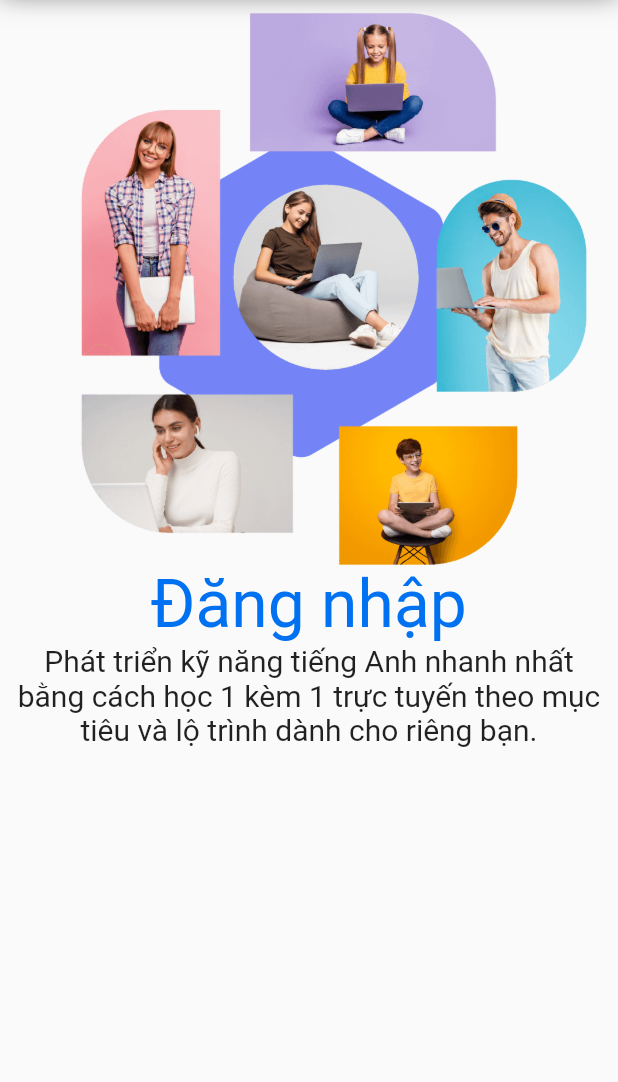
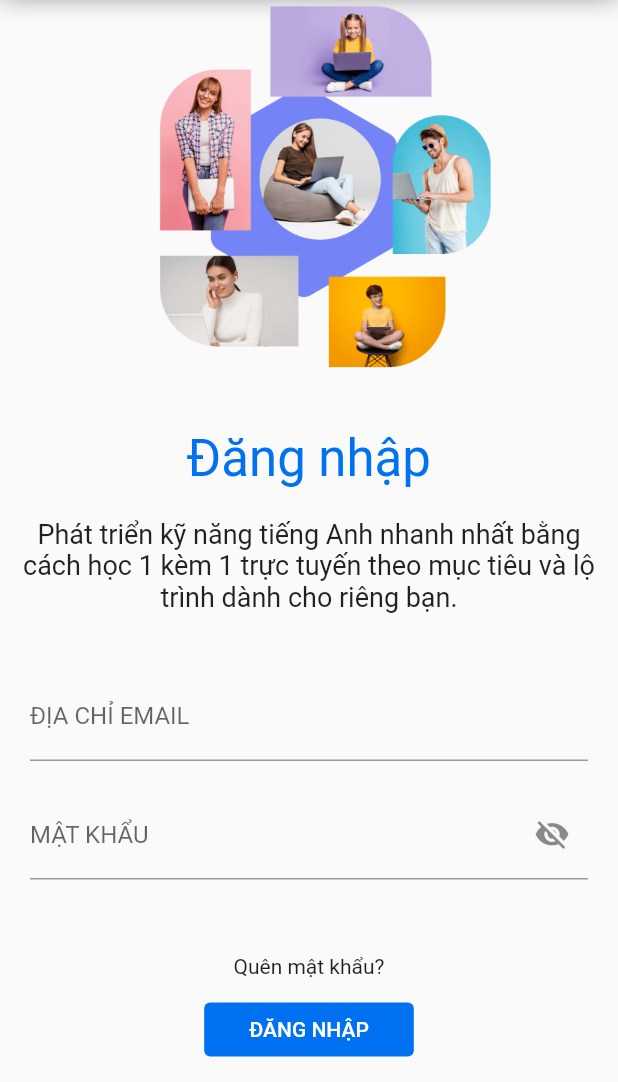
Before and after one commit to duongtanton/advanced-mobile-20_3, a Flutter app: the screen it shows after launch, on a phone screen of 412 x 824 dp, the part 154-1236 px from its top. Run offline on Flutter 3.47's test engine with Material 2 defaults, Android fonts, the phone set to English and light mode, and no system bars; our stand-ins replace flutter_svg.

```diff
--- a/lib/src/pages/signin_page.dart
+++ b/lib/src/pages/signin_page.dart
@@ -11,6 +11,20 @@ class SignInPage extends StatefulWidget {
 }
 
 class _SignInPageState extends State<SignInPage> {
+  bool _obscured = false;
+
+  final textFieldFocusNode = FocusNode();
+
+  void _toggleObscured() {
+    setState(() {
+      _obscured = !_obscured;
+      if (textFieldFocusNode.hasPrimaryFocus) {
+        return;
+      }
+      textFieldFocusNode.canRequestFocus = false;
+    });
+  }
+
   @override
   Widget build(BuildContext context) {
     return Scaffold(
@@ -22,23 +36,101 @@ class _SignInPageState extends State<SignInPage> {
             child: Column(
               children: [
                 const Image(
-                    image: AssetImage("assets/images/sign-in-banner.png")),
+                    image: AssetImage("assets/images/sign-in-banner.png"),
+                    height: 250),
                 Container(
                   padding: const EdgeInsets.only(left: 10, right: 10),
                   child: const Column(
                     children: [
+                      Padding(padding: EdgeInsets.only(top: 40)),
                       Text("Đăng nhập",
                           style: TextStyle(
-                              fontSize: 44,
+                              fontSize: 34,
                               color: Color.fromRGBO(0, 113, 240, 1))),
+                      Padding(padding: EdgeInsets.only(top: 20)),
                       Text(
-                        "Phát triển kỹ năng tiếng Anh nhanh nhất bằng cách học 1 " +
-                            "kèm 1 trực tuyến theo mục tiêu và lộ trình dành cho riêng bạn.",
+                        "Phát triển kỹ năng tiếng Anh nhanh nhất bằng cách học 1 "
+                        "kèm 1 trực tuyến theo mục tiêu và lộ trình dành cho riêng bạn.",
                         textAlign: TextAlign.center,
                         style: TextStyle(
-                          fontSize: 20,
+                          fontSize: 18,
                         ),
                       )
+                    ],
+                  ),
+                ),
+                Container(
+                  margin: const EdgeInsets.only(left: 20, right: 20, top: 40),
+                  child: Column(
+                    children: [
+                      const TextField(
+                        decoration: InputDecoration(
+                            hintText: "mail@example.com",
+                            label: Text("ĐỊA CHỈ EMAIL")),
+                      ),
+                      const Padding(padding: EdgeInsets.only(top: 20)),
+                      TextField(
+                        obscureText: _obscured,
+                        enableSuggestions: false,
+                        autocorrect: false,
+                        decoration: InputDecoration(
+                            label: const Text("MẬT KHẨU"),
+                            suffixIcon: GestureDetector(
+                                onTap: _toggleObscured,
+                                child: Icon(
+                                  _obscured
+                                      ? Icons.visibility_rounded
+                                      : Icons.visibility_off_rounded,
+                                  size: 24,
+                                ))),
+                      ),
+                      const Padding(padding: EdgeInsets.only(top: 50)),
+                      const Text("Quên mật khẩu?", textAlign: TextAlign.start),
+                      const Padding(padding: EdgeInsets.only(top: 10)),
+                      TextButton(
+                          onPressed: () => {Navigator.pushNamed(context, '/')},
+                          style: ButtonStyle(
+                              padding:
+                                  const MaterialStatePropertyAll<EdgeInsets>(
+                                      EdgeInsets.only(left: 30, right: 30)),
+                              backgroundColor: MaterialStateColor.resolveWith(
+                                  (states) =>
+                                      const Color.fromRGBO(0, 113, 240, 1))),
+                          child: const Text("ĐĂNG NHẬP",
+                              style: TextStyle(color: Colors.white))),
+                      const Padding(padding: EdgeInsets.only(top: 30)),
+                      const Text("Hoặc tiếp tục với"),
+                      Container(
+                          padding: const EdgeInsets.only(top: 20),
+                          child: Row(
+                            mainAxisAlignment: MainAxisAlignment.center,
+                            children: [
+                              SvgPicture.asset("assets/images/fb.svg",
+                                  height: 40),
+                              const Padding(
+                                  padding: EdgeInsets.only(left: 6, right: 6)),
+                              SvgPicture.asset("assets/images/gg.svg",
+                                  height: 40),
+                              const Padding(
+                                  padding: EdgeInsets.only(left: 6, right: 6)),
+                              SvgPicture.asset("assets/images/mb.svg",
+                                  height: 40)
+                            ],
+                          )),
+                      const Padding(padding: EdgeInsets.only(top: 20)),
+                      const Row(
+                        mainAxisAlignment: MainAxisAlignment.center,
+                        children: [
+                          Text("Bạn chưa có tài khoản? "),
+                          Text(
+                            "Đăng ký",
+                            style: TextStyle(
+                                color: Colors.blue,
+                                decoration: TextDecoration.underline),
+                          ),
+                        ],
+                      ),
+                      const Padding(padding: EdgeInsets.only(top: 80)),
                     ],
                   ),
                 )
```
Also changed, not shown: assets/images/fb.svg (added), assets/images/gg.svg (added), assets/images/mb.svg (added).
